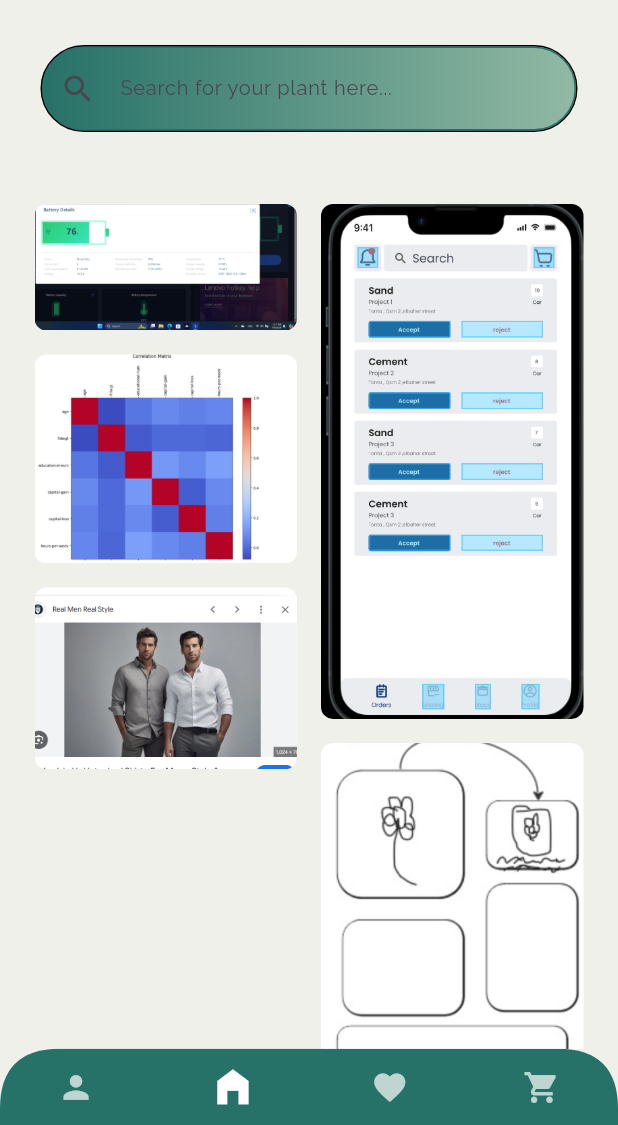
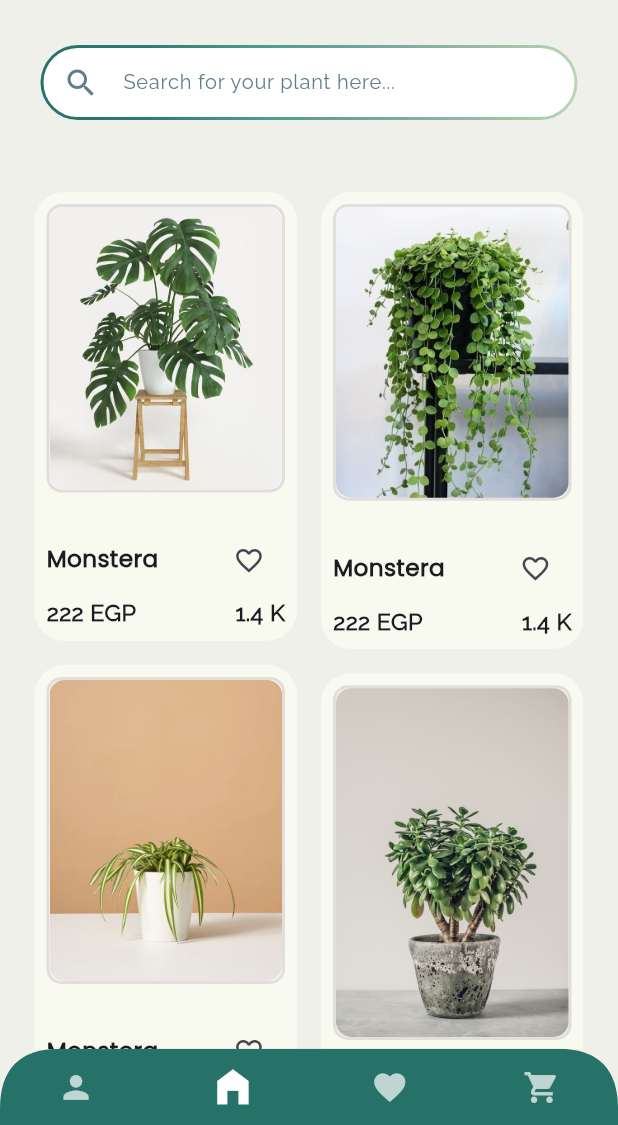
Before and after one commit to MalekYasser26/plant_it, a Flutter app: the CustNavBarSelectionView screen opened directly, item 2 of the bottom bar chosen, on a phone screen of 412 x 824 dp, the part 111-1236 px from its top. Run offline on Flutter 3.47's test engine with Material 3 defaults, Android fonts, the phone set to English and light mode, and no system bars; our stand-ins replace bloc, flutter_bloc, google_fonts.

Commit message:
home view UI done

```diff
--- a/lib/constants/constants.dart
+++ b/lib/constants/constants.dart
@@ -28,6 +28,7 @@ double getScaleFactor(BuildContext context) {
   static const Color barelyGreen= const Color(0xFFB7D7B2);
   static const Color basicallyWhite= const Color(0xFFEFF0EA);
   static const Color greyish= const Color(0xFFD3D3D3);
+  static const Color offWhite= const Color(0xFFF8F9EF);
 }
 abstract class ImagesCust{
   static const String logo = "assets/images/logo.png";
--- a/lib/features/home/presentation/views/widgets/cust_grid_view.dart
+++ b/lib/features/home/presentation/views/widgets/cust_grid_view.dart
@@ -1,6 +1,6 @@
 import 'package:flutter/material.dart';
 import 'package:flutter_staggered_grid_view/flutter_staggered_grid_view.dart';
-import 'package:plant_it/features/description/presentation/views/description_view.dart';
+import 'package:plant_it/features/home/presentation/views/widgets/custom_frame.dart';
 
 class CustomGridView extends StatelessWidget {
   const CustomGridView({
@@ -11,7 +11,7 @@ class CustomGridView extends StatelessWidget {
   Widget build(BuildContext context) {
     return MasonryGridView.builder(
         physics: const BouncingScrollPhysics(),
-        itemCount: 5,
+        itemCount: 6,
         gridDelegate: const SliverSimpleGridDelegateWithFixedCrossAxisCount(
             crossAxisCount: 2),
         itemBuilder: (context, index) =>
@@ -28,19 +28,16 @@ class GridViewItem extends StatelessWidget {
 
   @override
   Widget build(BuildContext context) {
-    return InkWell(
-      onTap: () {
-         Navigator.push(context, MaterialPageRoute(builder: (context) =>const DescriptionView() ,));
-      },
-      child: Padding(padding: const EdgeInsets.all(8.0),
+    return Padding(padding: const EdgeInsets.all(8.0),
         child:Container(
             decoration: BoxDecoration(
               borderRadius: BorderRadius.circular(20),
             ),
             child: ClipRRect(
                 borderRadius: BorderRadius.circular(8.0),
-                  child: Image.asset('assets/images/image${index+1}.png',fit: BoxFit.cover,)))
-      ),
+                child: CustomFrame(
+                  index: index+1,
+                )))
     );
   }
 }
--- /dev/null
+++ b/lib/features/home/presentation/views/widgets/custom_frame.dart
@@ -0,0 +1,114 @@
+import 'package:flutter/material.dart';
+import 'package:plant_it/constants/constants.dart';
+import 'package:plant_it/features/description/presentation/views/description_view.dart';
+
+class CustomFrame extends StatefulWidget {
+  final int index;
+  const CustomFrame({super.key, required this.index});
+
+  @override
+  State<CustomFrame> createState() => _CustomFrameState();
+}
+
+class _CustomFrameState extends State<CustomFrame> {
+  bool isPressed = false;
+
+  @override
+  Widget build(BuildContext context) {
+    return Container(
+      decoration: BoxDecoration(
+        color: AppColors.offWhite,
+        borderRadius: BorderRadius.circular(20),
+      ),
+      child: Column(
+        mainAxisSize: MainAxisSize.min, // This will minimize the column size
+        children: [
+          InkWell(
+            onTap: () => Navigator.push(context,MaterialPageRoute(builder: (context) => const DescriptionView(),)),
+            child: Padding(
+              padding: const EdgeInsets.all(8.0),
+              child: Container(
+                decoration: BoxDecoration(
+                  borderRadius: BorderRadius.circular(10),
+                  border: Border.all(
+                    color: const Color(0xFFE3DDDD),
+                    width: 2,
+                  ),
+                ),
+                child: ClipRRect(
+                  clipBehavior: Clip.antiAlias,
+                  borderRadius: BorderRadius.circular(10),
+                  child: Image.asset(
+                    "assets/images/plant${widget.index}.png",
+                    fit: BoxFit.cover, // Ensure image fits within the container
+                  ),
+                ),
+              ),
+            ),
+          ),
+          const SizedBox(height: 5),
+          Padding(
+            padding: const EdgeInsets.only(top: 8.0, left: 8, right: 8),
+            child: Row(
+              mainAxisAlignment: MainAxisAlignment.spaceBetween,
+              children: [
+                Flexible(
+                  child: Text(
+                    "Monstera",
+                    style: TextStyle(
+                      fontFamily: "Poppins",
+                      fontWeight: FontWeight.bold,
+                      fontSize: getResponsiveSize(context, fontSize: 15),
+                    ),
+                  ),
+                ),
+                IconButton(
+                  onPressed: () {
+                    isPressed = !isPressed;
+                    setState(() {});
+                  },
+                  icon: isPressed
+                      ? Icon(
+                    Icons.favorite,
+                    color: Colors.red,
+                    size: getResponsiveSize(context, fontSize: 20),
+                  )
+                      : Icon(
+                    Icons.favorite_border,
+                    size: getResponsiveSize(context, fontSize: 20),
+                  ),
+                )
+              ],
+            ),
+          ),
+          Padding(
+            padding: const EdgeInsets.only(bottom: 8.0, left: 8, right: 8),
+            child: Row(
+              mainAxisAlignment: MainAxisAlignment.spaceBetween,
+              children: [
+                Flexible(
+                  child: Text(
+                    "222 EGP",
+                    style: TextStyle(
+                      fontFamily: "Raleway",
+                      fontWeight: FontWeight.bold,
+                      fontSize: getResponsiveSize(context, fontSize: 15),
+                    ),
+                  ),
+                ),
+                Text(
+                  "1.4 K",
+                  style: TextStyle(
+                    fontFamily: "Raleway",
+                    fontWeight: FontWeight.bold,
+                    fontSize: getResponsiveSize(context, fontSize: 15),
+                  ),
+                ),
+              ],
+            ),
+          ),
+        ],
+      ),
+    );
+  }
+}
--- a/lib/features/home/presentation/views/widgets/search_widget.dart
+++ b/lib/features/home/presentation/views/widgets/search_widget.dart
@@ -1,47 +1,76 @@
 import 'package:flutter/material.dart';
 import 'package:plant_it/constants/constants.dart';
 
-class SearchWidget extends StatelessWidget {
+class SearchWidget extends StatefulWidget {
   const SearchWidget({super.key});
 
   @override
+  State<SearchWidget> createState() => _SearchWidgetState();
+}
+
+class _SearchWidgetState extends State<SearchWidget> {
+  final kInnerDecoration = BoxDecoration(
+    color: Colors.white,
+    border: Border.all(color: Colors.white),
+    borderRadius: BorderRadius.circular(50),
+  );
+
+  final kGradientBoxDecoration = BoxDecoration(
+    gradient: const LinearGradient(
+      colors: [
+        AppColors.darkGreen,
+        AppColors.darkGreenL,
+        AppColors.normGreen,
+        AppColors.lightGreen,
+        AppColors.lighterGreen,
+        AppColors.barelyGreen,
+      ],
+    ),
+    borderRadius: BorderRadius.circular(50),
+  );
+  @override
   Widget build(BuildContext context) {
+
     return Container(
-      decoration: BoxDecoration(
-        gradient: LinearGradient(colors: [AppColors.darkGreen, AppColors.lighterGreen]),
-        borderRadius: BorderRadius.circular(50),
-        border: Border.all(
-
-        )
-      ),
+      height: 50.0,
+      decoration: kGradientBoxDecoration,
+      child: Padding(
+        padding: const EdgeInsets.all(2.0),
+        child: Container(
+          decoration: kInnerDecoration,
           child: TextFormField(
             keyboardType: TextInputType.emailAddress,
             onTapOutside: (event) => FocusManager.instance.primaryFocus?.unfocus(),
             decoration: InputDecoration(
-
               labelText: "Search for your plant here...",
               labelStyle: TextStyle(
                   fontFamily: "Raleway",
                   fontSize: getResponsiveSize(context, fontSize: 13),
+                color: Colors.blueGrey
                   ),
-          enabledBorder: const OutlineInputBorder(
-            borderRadius: BorderRadius.all(Radius.circular(50)),
-            borderSide: BorderSide(
-              color: AppColors.darkGreen,
-            ),
-          ),
-          focusedBorder: const OutlineInputBorder(
-            borderRadius: BorderRadius.all(Radius.circular(50)),
-            borderSide: BorderSide(
-              color: AppColors.darkGreen,
-            ),
-          ),
-          prefixIcon: Icon(Icons.search),
-          border: OutlineInputBorder(
-            borderRadius: BorderRadius.circular(10),
+              // enabledBorder: const OutlineInputBorder(
+              //   borderRadius: BorderRadius.all(Radius.circular(50)),
+              //   borderSide: BorderSide(
+              //     color: AppColors.darkGreen,
+              //   ),
+              // ),
+              // focusedBorder: const OutlineInputBorder(
+              //   borderRadius: BorderRadius.all(Radius.circular(50)),
+              //   borderSide: BorderSide(
+              //     color: AppColors.darkGreen,
+              //   ),
+              // ),
+              prefixIcon: Icon(Icons.search,color: Colors.blueGrey,),
+              border: InputBorder.none
+              // border: OutlineInputBorder(
+              //   borderRadius: BorderRadius.circular(10),
+              // ),
             ),
           ),
         ),
-    );
+      ),
+    ) ;
+
+
   }
 }
```
Also changed, not shown: assets/images/plant1.png (added), assets/images/plant2.png (added), assets/images/plant3.png (added), assets/images/plant4.png (added), assets/images/plant5.png (added), assets/images/plant6.png (added). Lines whose indentation alone changed are shown as unchanged.
